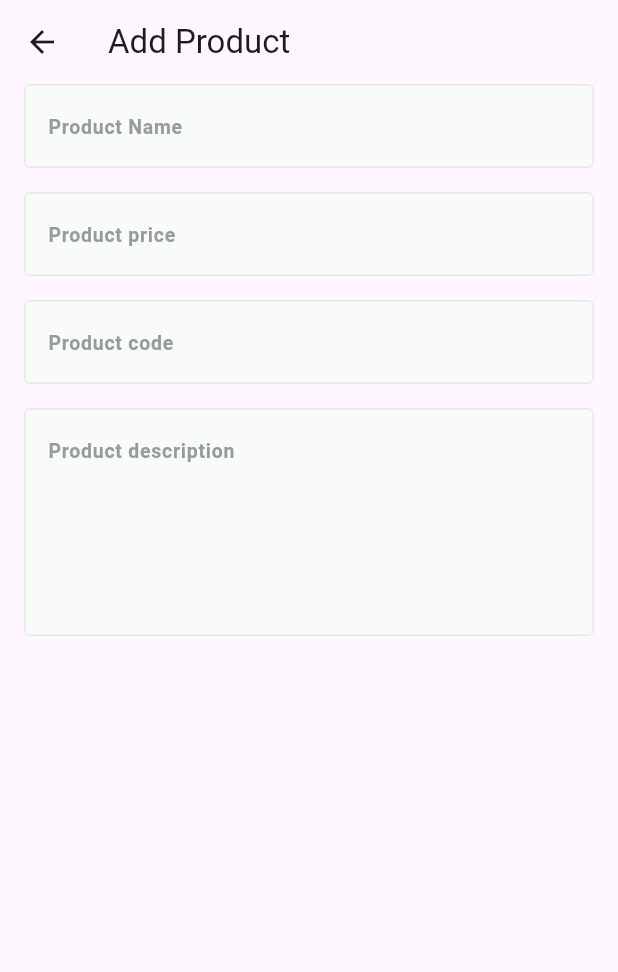
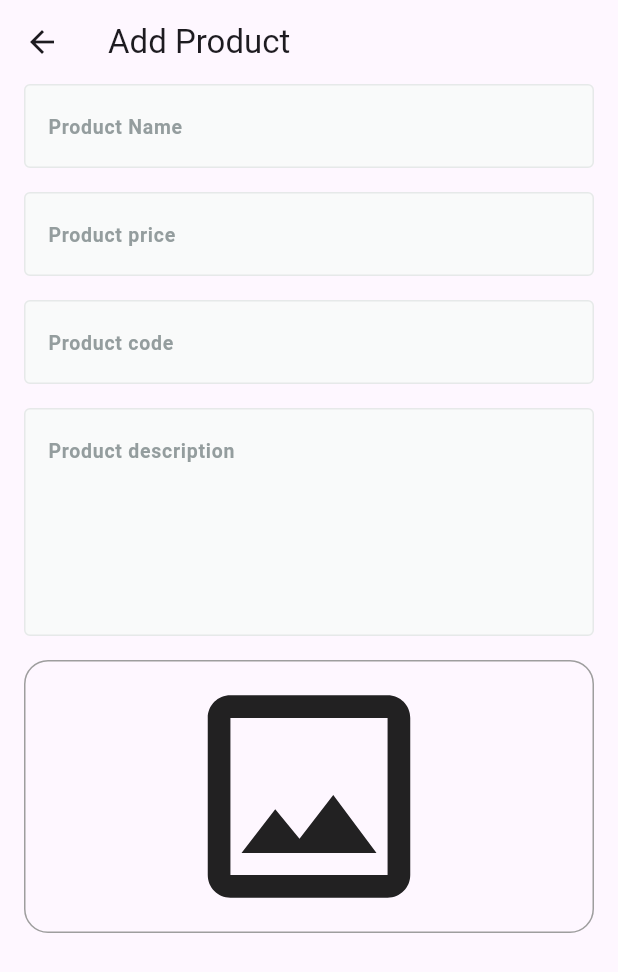
Before and after one commit to abo3amer69/fruit-hup-dashboard, a Flutter app: the AddProductView screen opened by its route, on a phone screen of 412 x 824 dp. Shown: the top 972 px of the screen. Run offline on Flutter 3.47's test engine with Material 3 defaults, Android fonts, the phone set to English and light mode, and no system bars; our stand-ins replace firebase_core; accounts and stored records are empty.

Commit message:
create image field

```diff
--- /dev/null
+++ b/lib/core/widgets/image_field.dart
@@ -0,0 +1,17 @@
+import 'package:flutter/material.dart';
+
+class ImageField extends StatelessWidget {
+  const ImageField({super.key});
+
+  @override
+  Widget build(BuildContext context) {
+    return Container(
+      width: double.infinity,
+      decoration: BoxDecoration(
+        borderRadius: BorderRadius.circular(16),
+        border: Border.all(color: Colors.grey),
+      ),
+      child: Icon(Icons.image_outlined, size: 180),
+    );
+  }
+}
--- a/lib/features/add_product/presentation/views/widgets/add_product_view_body.dart
+++ b/lib/features/add_product/presentation/views/widgets/add_product_view_body.dart
@@ -1,5 +1,6 @@
 import 'package:flutter/material.dart';
 import 'package:fruit_hup_dashboard/core/widgets/custom_text_form_field.dart';
+import 'package:fruit_hup_dashboard/core/widgets/image_field.dart';
 
 class AddProductViewBody extends StatefulWidget {
   const AddProductViewBody({super.key});
@@ -42,6 +43,8 @@ class _AddProductViewBodyState extends State<AddProductViewBody> {
                 hintText: 'Product description',
                 textInputType: TextInputType.number,
               ),
+              const SizedBox(height: 16),
+              ImageField(),
             ],
           ),
         ),
```
